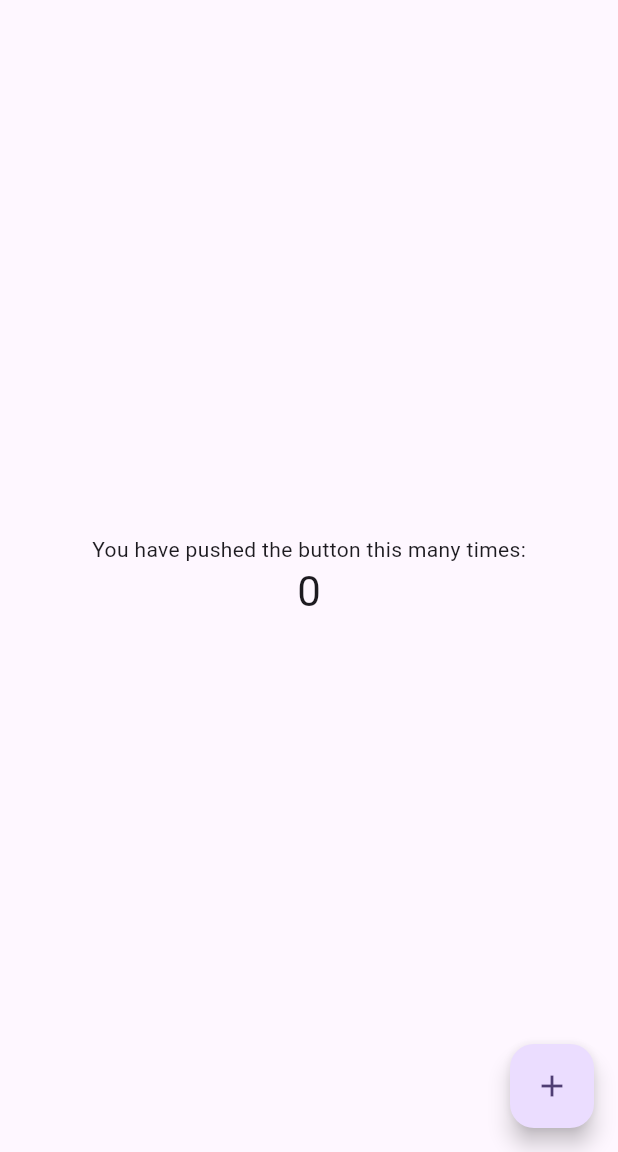
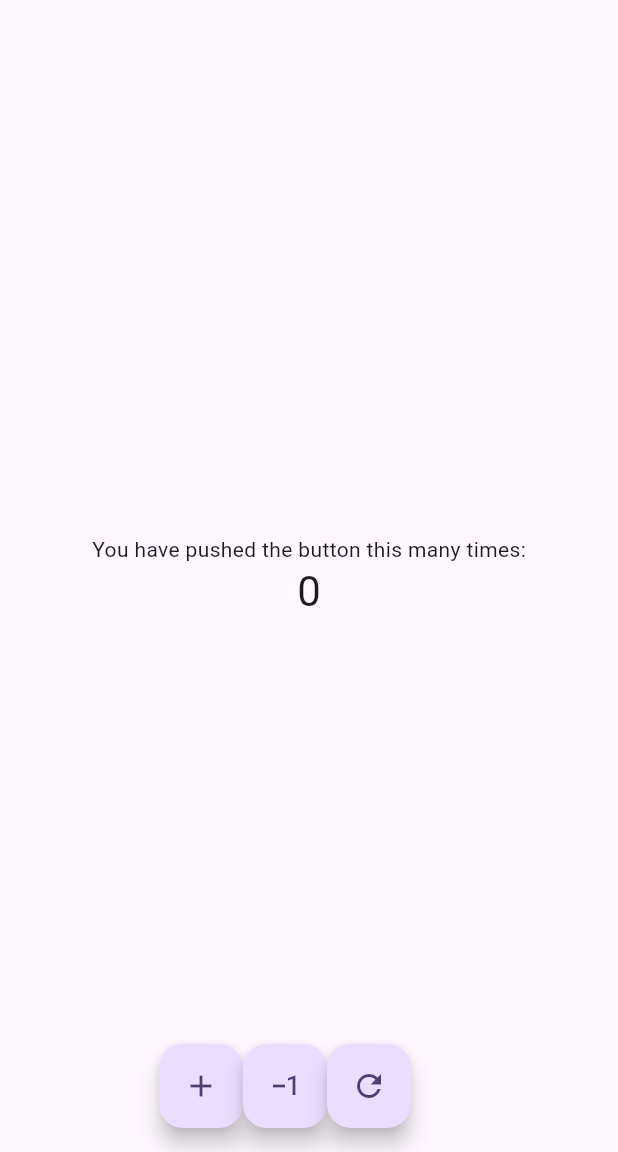
Before and after one commit to RubenAguilar/Clase, a Flutter app: the screen it shows after launch, on a phone screen of 412 x 824 dp, the part 84-1236 px from its top. Run offline on Flutter 3.47's test engine with Material 3 defaults, Android fonts, the phone set to English and light mode, and no system bars.

Commit message:
Botones en fila dentro del children

```diff
--- a/lib/main.dart
+++ b/lib/main.dart
@@ -67,17 +67,17 @@ class _MyHomePageState extends State<MyHomePage> {
       _counter++;
     });
   }
-   void _resta() {
+  void _resta() {
     setState(() {
-
       _counter--;
     });
-   }
-    void _reset() {
+  }
+   void _reset() {
     setState(() {
-     _counter = 0;
+      _counter = 0;
     });
-    }
+  }
+
 
   @override
   Widget build(BuildContext context) {
@@ -101,19 +101,7 @@ class _MyHomePageState extends State<MyHomePage> {
         // Center is a layout widget. It takes a single child and positions it
         // in the middle of the parent.
         child: Column(
-          // Column is also a layout widget. It takes a list of children and
-          // arranges them vertically. By default, it sizes itself to fit its
-          // children horizontally, and tries to be as tall as its parent.
-          //
-          // Column has various properties to control how it sizes itself and
-          // how it positions its children. Here we use mainAxisAlignment to
-          // center the children vertically; the main axis here is the vertical
-          // axis because Columns are vertical (the cross axis would be
-          // horizontal).
-          //
-          // TRY THIS: Invoke "debug painting" (choose the "Toggle Debug Paint"
-          // action in the IDE, or press "p" in the console), to see the
-          // wireframe for each widget.
+
           mainAxisAlignment: MainAxisAlignment.center,
           children: <Widget>[
             const Text(
@@ -123,14 +111,33 @@ class _MyHomePageState extends State<MyHomePage> {
               '$_counter',
               style: Theme.of(context).textTheme.headlineMedium,
             ),
+
           ],
         ),
       ),
-      floatingActionButton: FloatingActionButton(
+      floatingActionButton: Row(
+        mainAxisAlignment: MainAxisAlignment.center,
+        children: <Widget>[
+        FloatingActionButton(
         onPressed: _incrementCounter,
         tooltip: 'Increment',
         child: const Icon(Icons.add),
+
       ),
+      FloatingActionButton(
+        onPressed: _resta,
+        tooltip: 'Decrement',
+        child: const Icon(Icons.exposure_minus_1),
+
+      ),
+      FloatingActionButton(
+        onPressed: _reset,
+        tooltip: 'Increment',
+        child: const Icon(Icons.refresh),
+
+      )])
+
+      ,
        // This trailing comma makes auto-formatting nicer for build methods.
     );
   }
```
